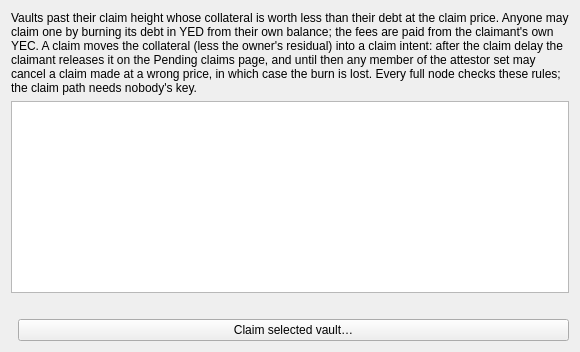
Old version of the form src/yellowbackclaim.ui in the repository boyfromcave/yecwallet-dd.
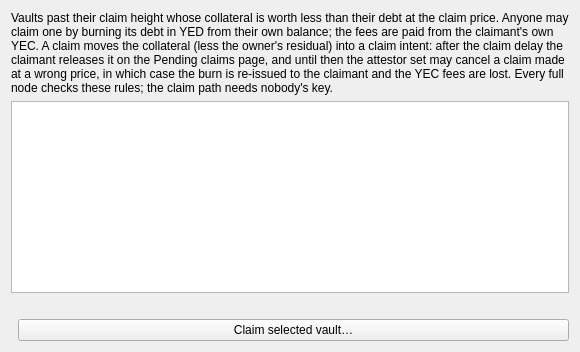
New version of the form.

Commit message: Cancel a YED claim with yed_buildcancel and CAN-2 co-signatures (MEDIUM-W4-C-1) (#3)

What changed in the file:
```diff
--- a/src/yellowbackclaim.ui
+++ b/src/yellowbackclaim.ui
@@ -6,7 +6,7 @@
    <item>
     <widget class="QLabel" name="lblClaimIntro">
      <property name="wordWrap"><bool>true</bool></property>
-     <property name="text"><string>Vaults past their claim height whose collateral is worth less than their debt at the claim price. Anyone may claim one by burning its debt in YED from their own balance; the fees are paid from the claimant's own YEC. A claim moves the collateral (less the owner's residual) into a claim intent: after the claim delay the claimant releases it on the Pending claims page, and until then any member of the attestor set may cancel a claim made at a wrong price, in which case the burn is lost. Every full node checks these rules; the claim path needs nobody's key.</string></property>
+     <property name="text"><string>Vaults past their claim height whose collateral is worth less than their debt at the claim price. Anyone may claim one by burning its debt in YED from their own balance; the fees are paid from the claimant's own YEC. A claim moves the collateral (less the owner's residual) into a claim intent: after the claim delay the claimant releases it on the Pending claims page, and until then the attestor set may cancel a claim made at a wrong price, in which case the burn is re-issued to the claimant and the YEC fees are lost. Every full node checks these rules; the claim path needs nobody's key.</string></property>
     </widget>
    </item>
    <item>
```
The commit also changes 10 other files.
